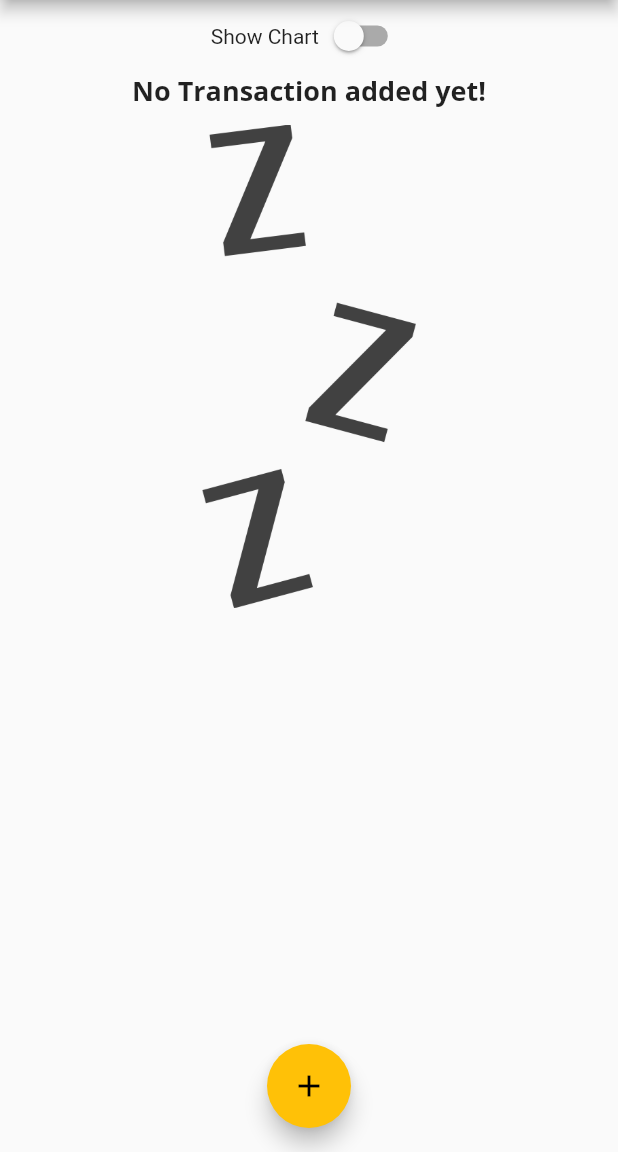
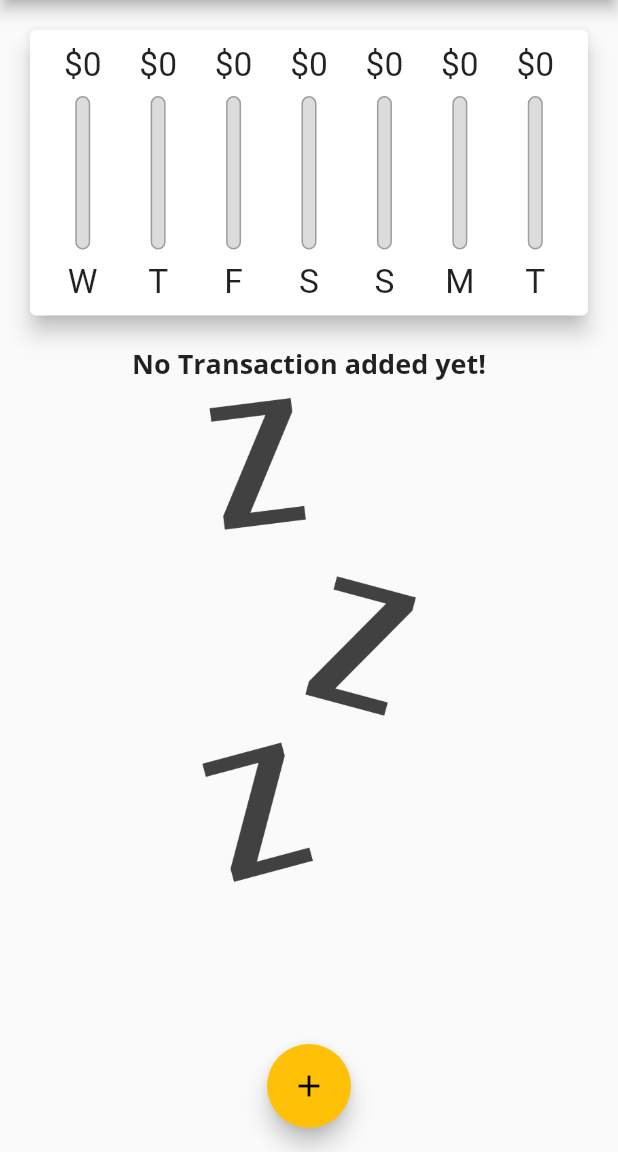
Before and after one commit to krzysztofpodmokly/budget_app_flutter, a Flutter app: the screen it shows after launch, on a phone screen of 412 x 824 dp, the part 84-1236 px from its top. Run offline on Flutter 3.47's test engine with Material 2 defaults, Android fonts, the phone set to English and light mode, and no system bars; missing offline and left inert: dart:ffi.

```diff
--- a/lib/main.dart
+++ b/lib/main.dart
@@ -116,6 +116,9 @@ class _MyHomePageState extends State<MyHomePage> {
 
   @override
   Widget build(BuildContext context) {
+    final bool isLandscape =
+        MediaQuery.of(context).orientation == Orientation.landscape;
+
     final appBar = AppBar(
       title: const Text(
         'Personal Expenses',
@@ -128,6 +131,14 @@ class _MyHomePageState extends State<MyHomePage> {
       ],
     );
 
+    final txListWidget = Container(
+      height: (MediaQuery.of(context).size.height -
+              appBar.preferredSize.height -
+              MediaQuery.of(context).padding.top) *
+          0.7,
+      child: TransactionList(_userTransactions, _deleteTransaction),
+    );
+
     return Scaffold(
       appBar: appBar,
       body: SingleChildScrollView(
@@ -135,6 +146,7 @@ class _MyHomePageState extends State<MyHomePage> {
           // mainAxisAlignment: MainAxisAlignment.start,
           crossAxisAlignment: CrossAxisAlignment.start,
           children: [
+            if (isLandscape)
               Row(
                 mainAxisAlignment: MainAxisAlignment.center,
                 children: [
@@ -148,20 +160,25 @@ class _MyHomePageState extends State<MyHomePage> {
                       }),
                 ],
               ),
+            if (!isLandscape)
+              Container(
+                height: (MediaQuery.of(context).size.height -
+                        appBar.preferredSize.height -
+                        MediaQuery.of(context).padding.top) *
+                    0.3,
+                child: Chart(_recentTransactions),
+              ),
+            if (!isLandscape) txListWidget,
+            if (isLandscape)
               _showChart
                   ? Container(
                       height: (MediaQuery.of(context).size.height -
                               appBar.preferredSize.height -
                               MediaQuery.of(context).padding.top) *
                           0.7,
-                    child: Chart(_recentTransactions))
-                : Container(
-                    height: (MediaQuery.of(context).size.height -
-                            appBar.preferredSize.height -
-                            MediaQuery.of(context).padding.top) *
-                        0.7,
-                    child:
-                        TransactionList(_userTransactions, _deleteTransaction)),
+                      child: Chart(_recentTransactions),
+                    )
+                  : txListWidget
           ],
         ),
       ),
```
Lines whose indentation alone changed are shown as unchanged.
